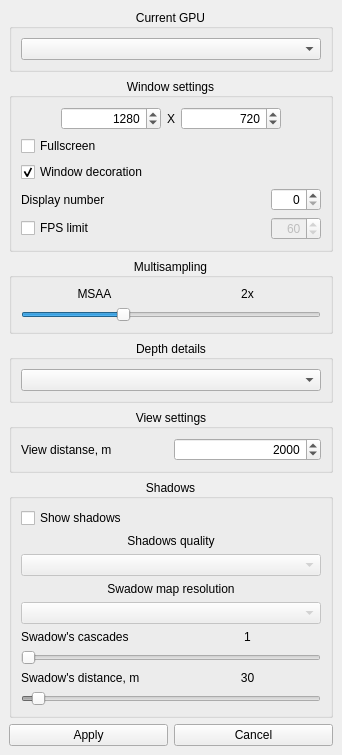
Old version of the form launcher/forms/graphsettingswindow.ui in the repository maisvendoo/RRS.
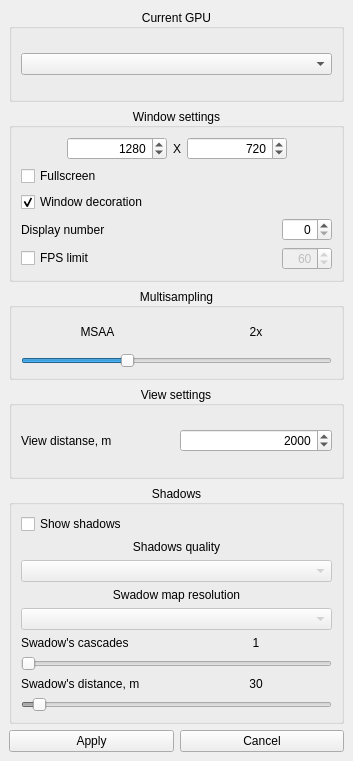
New version of the form.

Commit message: Из GUI настройки графики убрана настройка буфера глубины

What changed in the file:
```diff
--- a/launcher/forms/graphsettingswindow.ui
+++ b/launcher/forms/graphsettingswindow.ui
@@ -5,6 +5,14 @@
   <property name="windowModality">
    <enum>Qt::WindowModal</enum>
   </property>
+  <property name="geometry">
+   <rect>
+    <x>0</x>
+    <y>0</y>
+    <width>353</width>
+    <height>761</height>
+   </rect>
+  </property>
   <property name="sizePolicy">
    <sizepolicy hsizetype="Minimum" vsizetype="Minimum">
     <horstretch>0</horstretch>
@@ -17,7 +25,7 @@
   <widget class="QWidget" name="centralwidget">
    <layout class="QVBoxLayout" name="verticalLayout_9">
     <item>
-     <layout class="QVBoxLayout" name="verticalLayout" stretch="0,0,0,0,0,0,0">
+     <layout class="QVBoxLayout" name="verticalLayout" stretch="0,0,0,0,0,0">
       <item>
        <widget class="QGroupBox" name="groupBox">
         <property name="title">
@@ -289,21 +297,6 @@
         </layout>
        </widget>
       </item>
-      <item>
-       <widget class="QGroupBox" name="groupBox_5">
-        <property name="title">
-         <string>Depth details</string>
-        </property>
-        <property name="alignment">
-         <set>Qt::AlignCenter</set>
-        </property>
-        <layout class="QVBoxLayout" name="verticalLayout_6">
-         <item>
-          <widget class="QComboBox" name="cbDepthDetails"/>
-         </item>
-        </layout>
-       </widget>
-      </item>
       <item>
        <widget class="QGroupBox" name="groupBox_3">
         <property name="title">
```
The commit also changes 1 other file.
